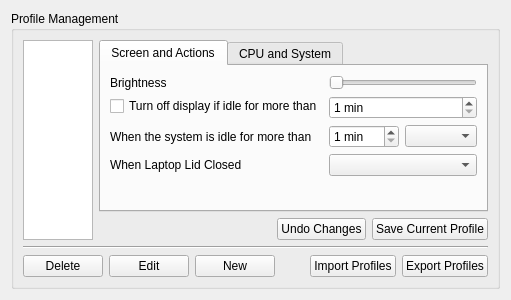
KDE/powerdevil, file kcmodule/profileEditPage.ui: the form before one commit.
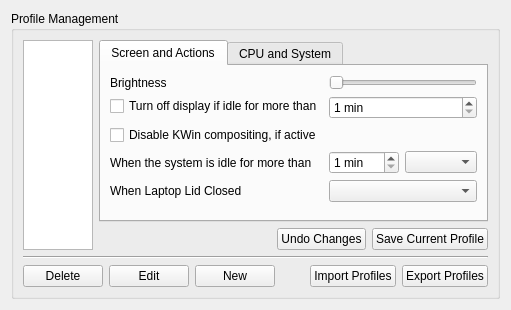
The form after the commit. Custom widgets are drawn as their Qt base class.

Commit message: Toggle compositing, now you can

Diff of the .ui file:
```diff
--- a/kcmodule/profileEditPage.ui
+++ b/kcmodule/profileEditPage.ui
@@ -6,7 +6,7 @@
     <x>0</x>
     <y>0</y>
     <width>476</width>
-    <height>300</height>
+    <height>310</height>
    </rect>
   </property>
   <property name="windowTitle" >
@@ -47,6 +47,9 @@
               <string>Screen and Actions</string>
              </attribute>
              <layout class="QFormLayout" name="formLayout" >
+              <property name="fieldGrowthPolicy" >
+               <enum>QFormLayout::AllNonFixedFieldsGrow</enum>
+              </property>
               <item row="0" column="0" >
                <widget class="QLabel" name="PoweredBrightnessLabel_2" >
                 <property name="toolTip" >
@@ -114,7 +117,7 @@
                 </property>
                </widget>
               </item>
-              <item row="2" column="0" >
+              <item row="3" column="0" >
                <widget class="QLabel" name="PoweredIdleLabel_2" >
                 <property name="toolTip" >
                  <string/>
@@ -133,7 +136,7 @@
                 </property>
                </widget>
               </item>
-              <item row="2" column="1" >
+              <item row="3" column="1" >
                <layout class="QHBoxLayout" name="horizontalLayout_4" >
                 <item>
                  <widget class="QSpinBox" name="idleTime" >
@@ -163,7 +166,7 @@
                 </item>
                </layout>
               </item>
-              <item row="3" column="0" >
+              <item row="4" column="0" >
                <widget class="QLabel" name="label_7" >
                 <property name="toolTip" >
                  <string/>
@@ -173,13 +176,20 @@
                 </property>
                </widget>
               </item>
-              <item row="3" column="1" >
+              <item row="4" column="1" >
                <widget class="KComboBox" name="laptopClosedCombo" >
                 <property name="whatsThis" >
                  <string>This action will be performed when the laptop lid gets closed</string>
                 </property>
                </widget>
               </item>
+              <item row="2" column="0" >
+               <widget class="QCheckBox" name="disableCompositing" >
+                <property name="text" >
+                 <string>Disable KWin compositing, if active</string>
+                </property>
+               </widget>
+              </item>
              </layout>
             </widget>
             <widget class="QWidget" name="tab" >
```
The commit also changes 3 other files.
